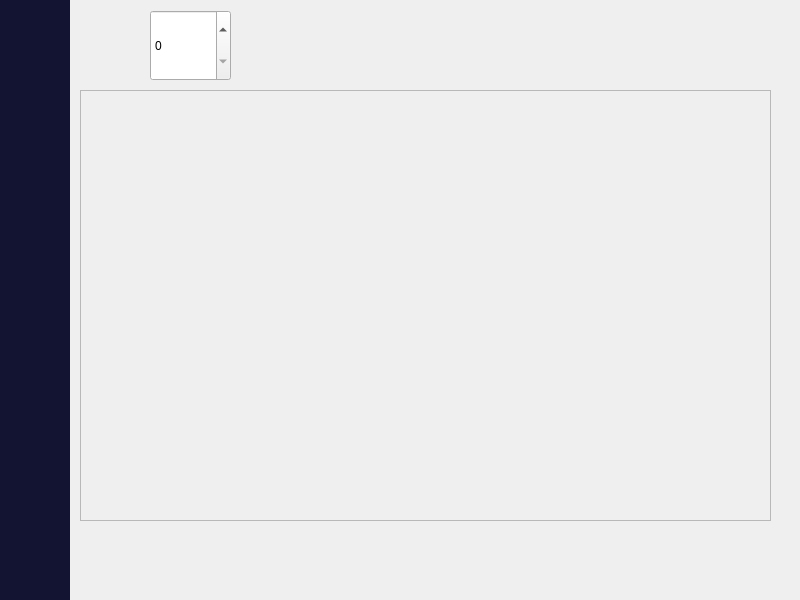
Above: asa_application/analisis_demo.ui from razulued/qt_application before the change. Below: the same form after it.
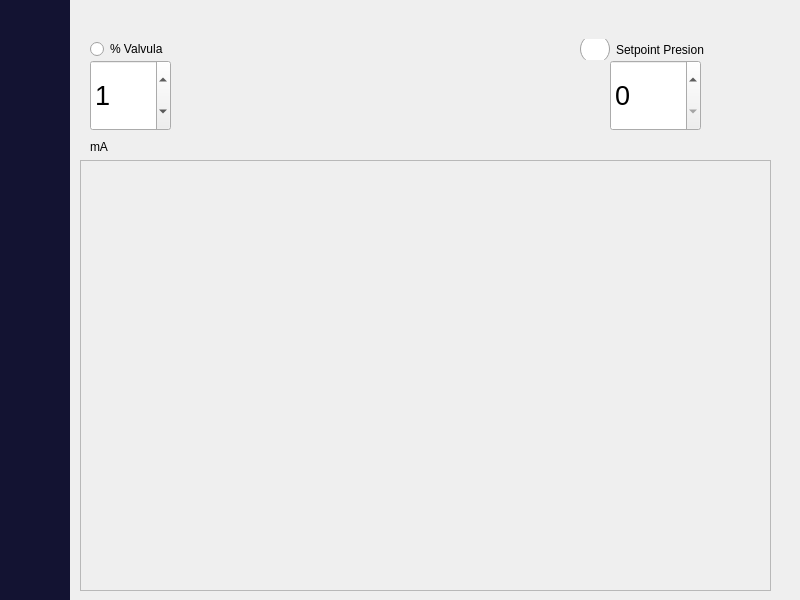
That is the form after the change. Icons and pictures are not drawn.

```diff
--- a/asa_application/analisis_demo.ui
+++ b/asa_application/analisis_demo.ui
@@ -13,10 +13,20 @@
   <property name="windowTitle">
    <string>Dialog</string>
   </property>
+  <property name="styleSheet">
+   <string notr="true">RadioButton {
+	text: &quot;Round X, -90 degr.&quot;
+	ButtonGroup.group: tabRotationGroup
+	Layout.preferredHeight: 15
+	indicator.height: 100
+	indicator.width: 10
+	onClicked:{ currentRotationIndex = 2 }
+}</string>
+  </property>
   <widget class="QPushButton" name="pushButton">
    <property name="geometry">
     <rect>
-     <x>730</x>
+     <x>740</x>
      <y>10</y>
      <width>51</width>
      <height>51</height>
@@ -43,7 +53,7 @@
    <property name="geometry">
     <rect>
      <x>80</x>
-     <y>90</y>
+     <y>160</y>
      <width>691</width>
      <height>431</height>
     </rect>
@@ -282,11 +292,55 @@
   <widget class="QDoubleSpinBox" name="control_A000">
    <property name="geometry">
     <rect>
-     <x>150</x>
-     <y>10</y>
+     <x>90</x>
+     <y>60</y>
      <width>81</width>
      <height>71</height>
     </rect>
+   </property>
+   <property name="font">
+    <font>
+     <pointsize>20</pointsize>
+    </font>
+   </property>
+   <property name="accelerated">
+    <bool>true</bool>
+   </property>
+   <property name="prefix">
+    <string/>
+   </property>
+   <property name="suffix">
+    <string/>
+   </property>
+   <property name="decimals">
+    <number>0</number>
+   </property>
+   <property name="minimum">
+    <double>0.000000000000000</double>
+   </property>
+   <property name="maximum">
+    <double>100.000000000000000</double>
+   </property>
+   <property name="singleStep">
+    <double>1.000000000000000</double>
+   </property>
+   <property name="value">
+    <double>1.000000000000000</double>
+   </property>
+  </widget>
+  <widget class="QDoubleSpinBox" name="setpoint_presion">
+   <property name="geometry">
+    <rect>
+     <x>610</x>
+     <y>60</y>
+     <width>91</width>
+     <height>71</height>
+    </rect>
+   </property>
+   <property name="font">
+    <font>
+     <pointsize>20</pointsize>
+    </font>
    </property>
    <property name="accelerated">
     <bool>true</bool>
@@ -310,6 +364,64 @@
     <double>1.000000000000000</double>
    </property>
   </widget>
+  <widget class="QRadioButton" name="radioButton">
+   <property name="geometry">
+    <rect>
+     <x>580</x>
+     <y>39</y>
+     <width>151</width>
+     <height>21</height>
+    </rect>
+   </property>
+   <property name="focusPolicy">
+    <enum>Qt::NoFocus</enum>
+   </property>
+   <property name="styleSheet">
+    <string notr="true">#radioButton::indicator {
+    width:   30px;
+    height:  30px;
+  
+}</string>
+   </property>
+   <property name="text">
+    <string>Setpoint Presion</string>
+   </property>
+   <property name="iconSize">
+    <size>
+     <width>32</width>
+     <height>32</height>
+    </size>
+   </property>
+  </widget>
+  <widget class="QRadioButton" name="radioButton_2">
+   <property name="geometry">
+    <rect>
+     <x>90</x>
+     <y>40</y>
+     <width>81</width>
+     <height>18</height>
+    </rect>
+   </property>
+   <property name="focusPolicy">
+    <enum>Qt::NoFocus</enum>
+   </property>
+   <property name="text">
+    <string>% Valvula</string>
+   </property>
+  </widget>
+  <widget class="QLabel" name="valv_ma">
+   <property name="geometry">
+    <rect>
+     <x>90</x>
+     <y>139</y>
+     <width>81</width>
+     <height>16</height>
+    </rect>
+   </property>
+   <property name="text">
+    <string>mA</string>
+   </property>
+  </widget>
   <zorder>show_menu</zorder>
   <zorder>frame</zorder>
   <zorder>left_menu</zorder>
```
Left out of the diff: 4 changed lines with no effect on the pictures.
